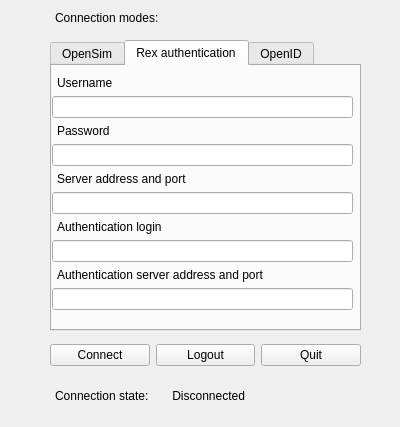
Old version of the form bin/data/ui/login.ui in the repository realXtend/tundra.
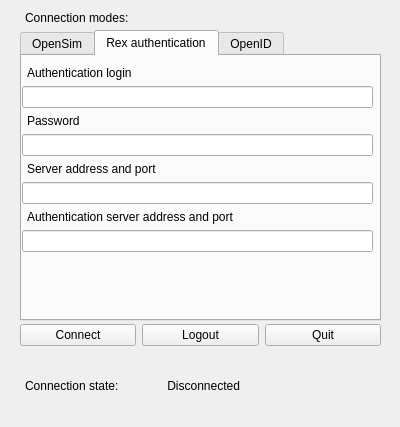
New version of the form. The open tabs and pages were chosen to show the change.

Commit message: Fix which makes login window more reasonable, also saves now correctly (and returns) previous values

The edit to the form file:
```diff
--- a/bin/data/ui/login.ui
+++ b/bin/data/ui/login.ui
@@ -34,9 +34,9 @@
   <widget class="QTabWidget" name="tabWidget">
    <property name="geometry">
     <rect>
-     <x>50</x>
-     <y>40</y>
-     <width>311</width>
+     <x>20</x>
+     <y>30</y>
+     <width>361</width>
      <height>291</height>
     </rect>
    </property>
@@ -120,7 +120,7 @@
       <rect>
        <x>0</x>
        <y>10</y>
-       <width>301</width>
+       <width>351</width>
        <height>244</height>
       </rect>
      </property>
@@ -128,9 +128,9 @@
       <item>
        <layout class="QVBoxLayout" name="verticalLayout_3">
         <item>
-         <widget class="QLabel" name="lab_user_name_au">
+         <widget class="QLabel" name="lab_auth_login">
           <property name="text">
-           <string>Username</string>
+           <string>Authentication login</string>
           </property>
           <property name="alignment">
            <set>Qt::AlignLeading|Qt::AlignLeft|Qt::AlignVCenter</set>
@@ -157,7 +157,11 @@
          </widget>
         </item>
         <item>
-         <widget class="QLineEdit" name="line_password_au"/>
+         <widget class="QLineEdit" name="line_password_au">
+          <property name="echoMode">
+           <enum>QLineEdit::Password</enum>
+          </property>
+         </widget>
         </item>
         <item>
          <widget class="QLabel" name="lab_server_au">
@@ -180,19 +184,6 @@
         </item>
        </layout>
       </item>
-      <item>
-       <widget class="QLabel" name="lab_auth_login">
-        <property name="text">
-         <string>Authentication login</string>
-        </property>
-        <property name="indent">
-         <number>5</number>
-        </property>
-       </widget>
-      </item>
-      <item>
-       <widget class="QLineEdit" name="line_auth_login"/>
-      </item>
       <item>
        <widget class="QLabel" name="lab_auth_server">
         <property name="text">
@@ -204,7 +195,11 @@
        </widget>
       </item>
       <item>
-       <widget class="QLineEdit" name="line_auth_server"/>
+       <widget class="QLineEdit" name="line_auth_server">
+        <property name="toolTip">
+         <string>Example : 192.168.1.133:10001 or http://world.myworld.com:10001</string>
+        </property>
+       </widget>
       </item>
       <item>
        <spacer name="verticalSpacer">
@@ -231,10 +226,10 @@
   <widget class="QWidget" name="horizontalLayoutWidget">
    <property name="geometry">
     <rect>
-     <x>50</x>
-     <y>330</y>
-     <width>311</width>
-     <height>51</height>
+     <x>20</x>
+     <y>320</y>
+     <width>361</width>
+     <height>31</height>
     </rect>
    </property>
    <layout class="QHBoxLayout" name="hlayout_buttons">
@@ -264,9 +259,9 @@
   <widget class="QWidget" name="horizontalLayoutWidget_2">
    <property name="geometry">
     <rect>
-     <x>50</x>
-     <y>380</y>
-     <width>231</width>
+     <x>20</x>
+     <y>370</y>
+     <width>281</width>
      <height>31</height>
     </rect>
    </property>
@@ -293,7 +288,7 @@
   <widget class="QLabel" name="lab_modes">
    <property name="geometry">
     <rect>
-     <x>50</x>
+     <x>20</x>
      <y>10</y>
      <width>121</width>
      <height>16</height>
```
Left out of the diff: 10 changed lines with no effect on the pictures. The commit also changes 1 other file.
